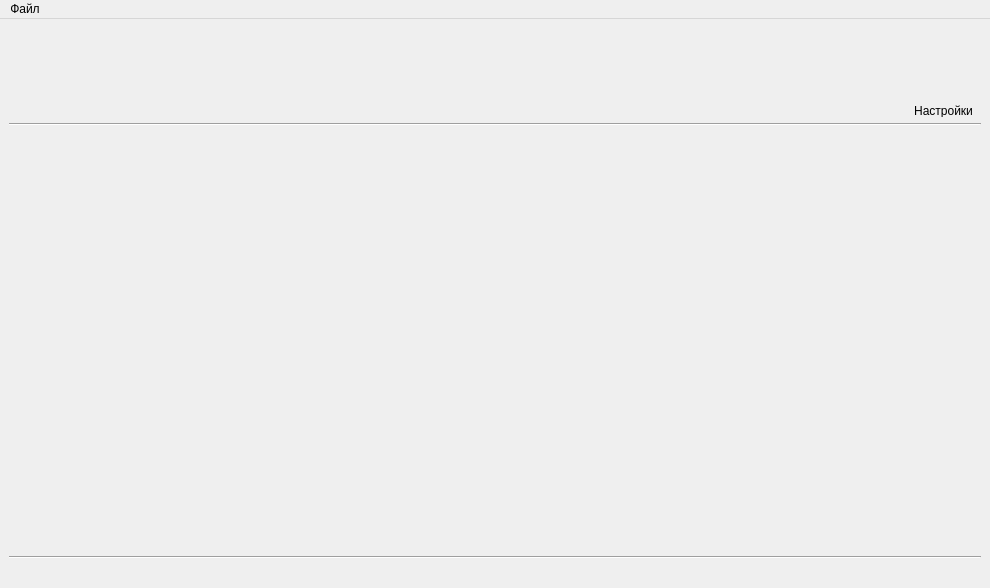
Old version of the form resources/main_window_v1.ui in the repository mcsltd/mcs-inRat-monitor.
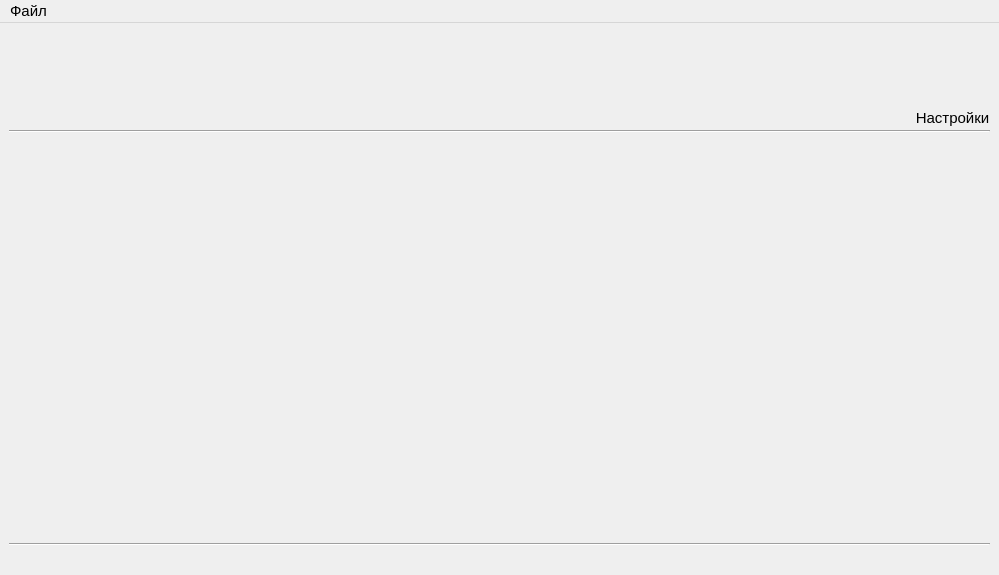
New version of the form. Icons and pictures are not drawn.

```diff
--- a/resources/main_window_v1.ui
+++ b/resources/main_window_v1.ui
@@ -9,10 +9,15 @@
    <rect>
     <x>0</x>
     <y>0</y>
-    <width>990</width>
-    <height>588</height>
+    <width>999</width>
+    <height>575</height>
    </rect>
   </property>
+  <property name="font">
+   <font>
+    <pointsize>11</pointsize>
+   </font>
+  </property>
   <property name="windowTitle">
    <string>inRat monitor</string>
   </property>
@@ -24,6 +29,9 @@
    <layout class="QGridLayout" name="gridLayout">
     <item row="0" column="0">
      <layout class="QVBoxLayout" name="verticalLayout">
+      <property name="spacing">
+       <number>3</number>
+      </property>
       <item>
        <layout class="QHBoxLayout" name="horizontalLayoutControlPane">
         <property name="spacing">
@@ -96,12 +104,12 @@
             <property name="maximumSize">
              <size>
               <width>16777215</width>
-              <height>12</height>
+              <height>20</height>
              </size>
             </property>
             <property name="font">
              <font>
-              <pointsize>9</pointsize>
+              <pointsize>11</pointsize>
              </font>
             </property>
             <property name="text">
@@ -172,7 +180,7 @@
     <rect>
      <x>0</x>
      <y>0</y>
-     <width>990</width>
+     <width>999</width>
      <height>33</height>
     </rect>
    </property>
```
